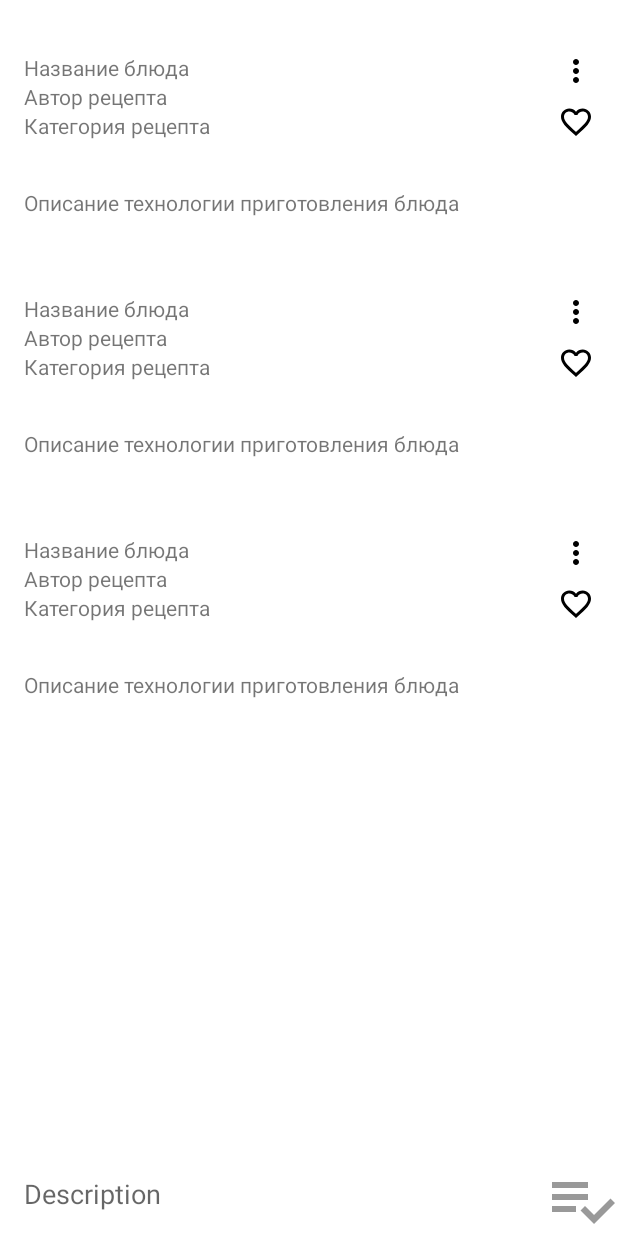
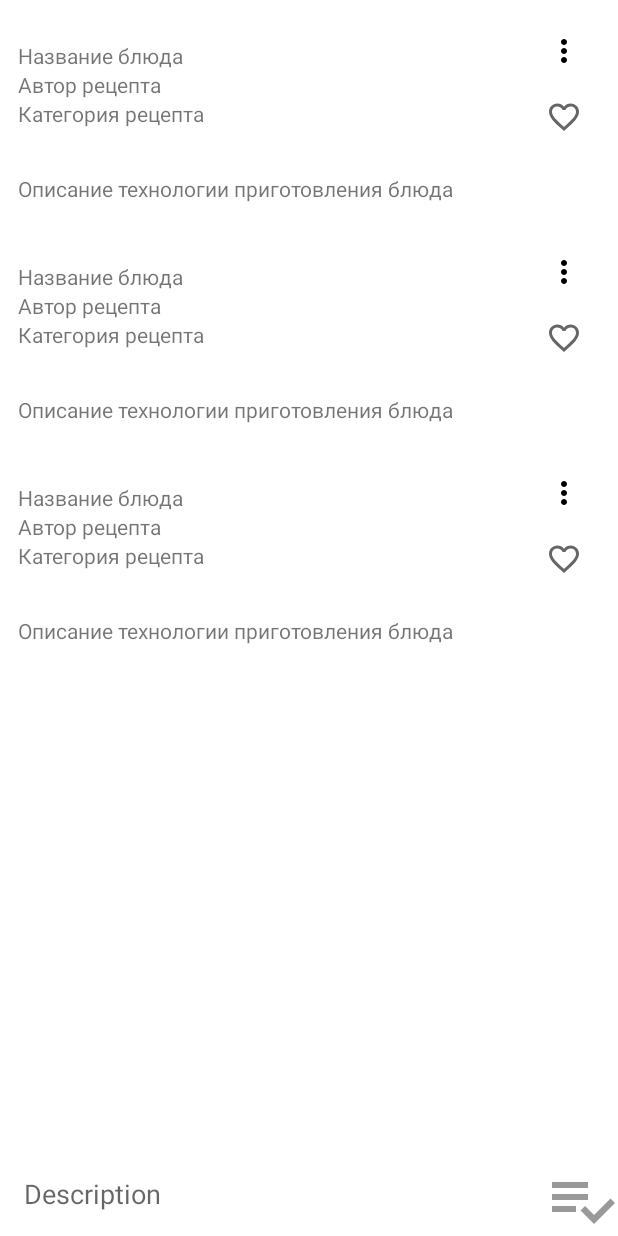
Before and after one commit to smoskovtsev/NeRecipe, an Android app: the layout activity_main.xml on its own in the app's theme, with its tools: preview values and no code run, on a phone screen of 412 x 824 dp. Run offline under Robolectric (Android 15) with nearby library versions, the phone set to English and light mode, and no system bars.

Commit message:
Styles implemented_Layout adjusted

```diff
--- a/app/src/main/AndroidManifest.xml
+++ b/app/src/main/AndroidManifest.xml
@@ -11,7 +11,7 @@
         android:label="@string/app_name"
         android:roundIcon="@mipmap/ic_launcher_round"
         android:supportsRtl="true"
-        android:theme="@style/Theme.NeRecipe"
+        android:theme="@style/Theme.NeRecipeRed"
         tools:targetApi="31">
         <activity
             android:name=".MainActivity"
--- a/app/src/main/java/ru/netology/nerecipe/MainActivity.kt
+++ b/app/src/main/java/ru/netology/nerecipe/MainActivity.kt
@@ -1,6 +1,7 @@
 package ru.netology.nerecipe
 
 import android.os.Bundle
+import android.view.View
 import androidx.activity.viewModels
 import androidx.appcompat.app.AppCompatActivity
 import ru.netology.nerecipe.adapter.RecipesAdapter
@@ -25,9 +26,18 @@ class MainActivity : AppCompatActivity() {
             adapter.submitList(recipes)
         }
 
+        binding.descriptionEdit.setOnFocusChangeListener { _, _ ->
+            if (binding.descriptionEdit.hasFocus()) binding.cancelButton.visibility = View.VISIBLE
+            else binding.cancelButton.visibility = View.GONE
+        }
+
         binding.saveButton.setOnClickListener {
             val description = binding.descriptionEdit.text.toString()
             viewModel.onSaveButtonClicked(description)
+        }
+
+        binding.cancelButton.setOnClickListener {
+            viewModel.onCancelButtonClicked()
         }
 
         viewModel.currentRecipe.observe(this) { currentRecipe ->
--- a/app/src/main/java/ru/netology/nerecipe/adapter/RecipesAdapter.kt
+++ b/app/src/main/java/ru/netology/nerecipe/adapter/RecipesAdapter.kt
@@ -50,6 +50,7 @@ internal class RecipesAdapter(
 
         init {
             binding.favorite.setOnClickListener { listener.onFavAdded(recipe) }
+            binding.menu.setOnClickListener{popupMenu.show()}
         }
 
         fun bind(recipe: Recipe) {
@@ -61,14 +62,9 @@ internal class RecipesAdapter(
                 recipeCategory.text = recipe.category
                 recipeDescription.text = recipe.description
 
-                favorite.setImageResource(getFavIconResId(recipe.favorite))
-                menu.setOnClickListener{popupMenu.show()}
+                favorite.isChecked = recipe.favorite
             }
         }
-
-        @DrawableRes
-        private fun getFavIconResId(liked: Boolean) =
-            if (liked) R.drawable.ic_favorite_added_24 else R.drawable.ic_favorite_border_24
     }
 
     private object DiffCallback : DiffUtil.ItemCallback<Recipe>() {
--- a/app/src/main/java/ru/netology/nerecipe/viewModel/RecipeViewModel.kt
+++ b/app/src/main/java/ru/netology/nerecipe/viewModel/RecipeViewModel.kt
@@ -31,6 +31,14 @@ class RecipeViewModel : ViewModel(), RecipeInteractionListener {
         currentRecipe.value = null
     }
 
+    fun onCancelButtonClicked() {
+        val recipe = currentRecipe.value?.copy()
+        if (recipe != null) {
+            repository.addUpdateRecipe(recipe)
+        }
+        currentRecipe.value = null
+    }
+
     // region PostInteractionListener
 
     override fun onFavAdded(recipe: Recipe) = repository.addToFavorite(recipe.id)
--- /dev/null
+++ b/app/src/main/res/color/fav_button_tint.xml
@@ -0,0 +1,5 @@
+<?xml version="1.0" encoding="utf-8"?>
+<selector xmlns:android="http://schemas.android.com/apk/res/android">
+    <item android:state_checked="true" android:color="@android:color/holo_red_dark" />
+    <item android:color="?attr/colorControlNormal" />
+</selector>
--- /dev/null
+++ b/app/src/main/res/drawable/ic_cancel_48.xml
@@ -0,0 +1,5 @@
+<vector android:height="48dp" android:tint="#999999"
+    android:viewportHeight="24" android:viewportWidth="24"
+    android:width="48dp" xmlns:android="http://schemas.android.com/apk/res/android">
+    <path android:fillColor="@android:color/white" android:pathData="M19,6.41L17.59,5 12,10.59 6.41,5 5,6.41 10.59,12 5,17.59 6.41,19 12,13.41 17.59,19 19,17.59 13.41,12z"/>
+</vector>
--- /dev/null
+++ b/app/src/main/res/drawable/ic_favorite_24.xml
@@ -0,0 +1,5 @@
+<?xml version="1.0" encoding="utf-8"?>
+<selector xmlns:android="http://schemas.android.com/apk/res/android">
+    <item android:state_checked="true" android:drawable="@drawable/ic_favorite_added_24" />
+    <item android:drawable="@drawable/ic_favorite_border_24" />
+</selector>
--- a/app/src/main/res/layout/activity_main.xml
+++ b/app/src/main/res/layout/activity_main.xml
@@ -51,4 +51,18 @@
         app:srcCompat="@drawable/ic_save_48"
         />
 
+    <ImageButton
+        android:id="@+id/cancelButton"
+        android:layout_width="wrap_content"
+        android:layout_height="wrap_content"
+        android:layout_marginTop="@dimen/common_spacing"
+        android:visibility="gone"
+        android:background="@android:color/transparent"
+        android:contentDescription="@string/cancel_button"
+        app:layout_constraintEnd_toEndOf="parent"
+        app:layout_constraintStart_toEndOf="@id/descriptionEdit"
+        app:layout_constraintBottom_toTopOf="@id/saveButton"
+        app:srcCompat="@drawable/ic_cancel_48"
+        />
+
 </androidx.constraintlayout.widget.ConstraintLayout>
--- a/app/src/main/res/layout/recipe.xml
+++ b/app/src/main/res/layout/recipe.xml
@@ -4,84 +4,74 @@
     xmlns:tools="http://schemas.android.com/tools"
     android:layout_width="match_parent"
     android:layout_height="wrap_content"
-    android:padding="@dimen/common_spacing">
+    android:padding="@dimen/reduced_spacing">
 
     <TextView
         android:id="@+id/recipe_name"
         android:layout_width="0dp"
         android:layout_height="wrap_content"
-        android:layout_marginEnd="@dimen/common_spacing"
         android:ellipsize="end"
         android:singleLine="true"
-        app:layout_constraintTop_toTopOf="parent"
         app:layout_constraintBottom_toTopOf="@+id/recipe_author"
         app:layout_constraintStart_toStartOf="parent"
-        app:layout_constraintEnd_toStartOf="@id/menu"
-        app:layout_constraintVertical_chainStyle="packed"
+        app:layout_constraintTop_toBottomOf="@id/menu"
+        app:layout_constraintVertical_chainStyle="spread"
         tools:text="Название блюда" />
 
     <TextView
         android:id="@+id/recipe_author"
         android:layout_width="0dp"
         android:layout_height="wrap_content"
-        android:layout_marginEnd="@dimen/common_spacing"
-        android:layout_marginBottom="@dimen/common_spacing"
+        app:layout_constraintBottom_toTopOf="@+id/recipe_category"
+        app:layout_constraintStart_toStartOf="parent"
         app:layout_constraintTop_toBottomOf="@id/recipe_name"
-        app:layout_constraintBottom_toBottomOf="@id/barrier"
-        app:layout_constraintStart_toStartOf="parent"
-        app:layout_constraintEnd_toStartOf="@id/menu"
         tools:text="Автор рецепта" />
 
     <TextView
         android:id="@+id/recipe_category"
         android:layout_width="0dp"
         android:layout_height="wrap_content"
-        android:layout_marginEnd="@dimen/common_spacing"
-        android:layout_marginBottom="@dimen/common_spacing"
+        app:layout_constraintBottom_toTopOf="@id/favorite"
+        app:layout_constraintStart_toStartOf="parent"
         app:layout_constraintTop_toBottomOf="@id/recipe_author"
-        app:layout_constraintBottom_toBottomOf="@id/barrier"
-        app:layout_constraintStart_toStartOf="parent"
-        app:layout_constraintEnd_toStartOf="@id/menu"
         tools:text="Категория рецепта" />
 
-    <ImageButton
+    <com.google.android.material.button.MaterialButton
         android:id="@+id/menu"
+        style="@style/Widget.AppTheme.menuButton"
         android:layout_width="wrap_content"
         android:layout_height="wrap_content"
-        android:background="@android:color/transparent"
+        android:checkable="true"
         android:contentDescription="@string/description_recipe_menu"
+        app:layout_constraintBottom_toTopOf="@id/favorite"
         app:layout_constraintEnd_toEndOf="parent"
-        app:layout_constraintTop_toTopOf="@id/recipe_name"
-        app:srcCompat="@drawable/ic_more_vert_24"
-        tools:ignore="TouchTargetSizeCheck" />
+        app:layout_constraintTop_toTopOf="parent" />
 
-    <ImageButton
+    <com.google.android.material.button.MaterialButton
         android:id="@+id/favorite"
+        style="@style/Widget.AppTheme.favButton"
         android:layout_width="wrap_content"
         android:layout_height="wrap_content"
-        android:background="@android:color/transparent"
+        android:checkable="true"
         android:contentDescription="@string/description_favorite"
         app:layout_constraintEnd_toEndOf="parent"
-        app:layout_constraintBottom_toBottomOf="@id/recipe_category"
-        app:srcCompat="@drawable/ic_favorite_border_24"
-        tools:ignore="TouchTargetSizeCheck" />
+        app:layout_constraintTop_toBottomOf="@id/menu" />
 
     <androidx.constraintlayout.widget.Barrier
         android:id="@+id/barrier"
         android:layout_width="wrap_content"
         android:layout_height="wrap_content"
         app:barrierDirection="bottom"
-        app:constraint_referenced_ids="recipe_category, menu"
-        />
+        app:constraint_referenced_ids="recipe_category, favorite" />
 
     <TextView
         android:id="@+id/recipe_description"
         android:layout_width="0dp"
         android:layout_height="wrap_content"
+        android:layout_marginTop="@dimen/common_spacing"
         android:layout_marginEnd="@dimen/common_spacing"
-        android:layout_marginTop="@dimen/common_spacing"
+        app:layout_constraintStart_toStartOf="parent"
         app:layout_constraintTop_toBottomOf="@id/barrier"
-        app:layout_constraintStart_toStartOf="parent"
         tools:text="Описание технологии приготовления блюда" />
 
 </androidx.constraintlayout.widget.ConstraintLayout>
--- a/app/src/main/res/values/colors.xml
+++ b/app/src/main/res/values/colors.xml
@@ -7,4 +7,9 @@
     <color name="teal_700">#FF018786</color>
     <color name="black">#FF000000</color>
     <color name="white">#FFFFFFFF</color>
+    <color name="pink_200">#F48FB1</color>
+    <color name="red_500">#E91E63</color>
+    <color name="red_700">#C2185B</color>
+    <color name="amber_200">#FFCC80</color>
+    <color name="amber_700">#F57C00</color>
 </resources>
--- a/app/src/main/res/values/dimens.xml
+++ b/app/src/main/res/values/dimens.xml
@@ -2,4 +2,6 @@
 <resources>
     <dimen name="common_spacing">16dp</dimen>
     <dimen name="extended_spacing">32dp</dimen>
+    <dimen name="reduced_spacing">12dp</dimen>
+    <dimen name="icon_button_min_size">24dp</dimen>
 </resources>
--- a/app/src/main/res/values/strings.xml
+++ b/app/src/main/res/values/strings.xml
@@ -5,4 +5,5 @@
     <string name="recipe_description">Description</string>
     <string name="menu_edit">Edit</string>
     <string name="menu_remove">Remove</string>
+    <string name="cancel_button">Cancel</string>
 </resources>
--- a/app/src/main/res/values/themes.xml
+++ b/app/src/main/res/values/themes.xml
@@ -13,4 +13,34 @@
         <item name="android:statusBarColor" tools:targetApi="l">?attr/colorPrimaryVariant</item>
         <!-- Customize your theme here. -->
     </style>
+
+    <style name="Theme.NeRecipeRed" parent="Theme.MaterialComponents.DayNight.DarkActionBar">
+        <!-- Primary brand color. -->
+        <item name="colorPrimary">@color/red_500</item>
+        <item name="colorPrimaryVariant">@color/red_700</item>
+        <item name="colorOnPrimary">@color/white</item>
+        <!-- Secondary brand color. -->
+        <item name="colorSecondary">@color/amber_200</item>
+        <item name="colorSecondaryVariant">@color/amber_700</item>
+        <item name="colorOnSecondary">@color/black</item>
+        <!-- Status bar color. -->
+        <item name="android:statusBarColor">@color/red_700</item>
+        <!-- Customize your theme here. -->
+    </style>
+
+    <style name="Widget.AppTheme.favButton" parent="Widget.MaterialComponents.Button.TextButton.Icon">
+        <item name="icon">@drawable/ic_favorite_24</item>
+        <item name="iconTint">@color/fav_button_tint</item>
+        <item name="android:minWidth">@dimen/icon_button_min_size</item>
+        <item name="android:minHeight">@dimen/icon_button_min_size</item>
+    </style>
+
+    <style name="Widget.AppTheme.menuButton" parent="Widget.MaterialComponents.Button.TextButton.Icon">
+        <item name="icon">@drawable/ic_more_vert_24</item>
+        <item name="iconTint">@color/black</item>
+        <item name="android:backgroundTint">@color/white</item>
+        <item name="android:minWidth">@dimen/icon_button_min_size</item>
+        <item name="android:minHeight">@dimen/icon_button_min_size</item>
+    </style>
+
 </resources>
```
Also changed, not shown: 1 other file.
